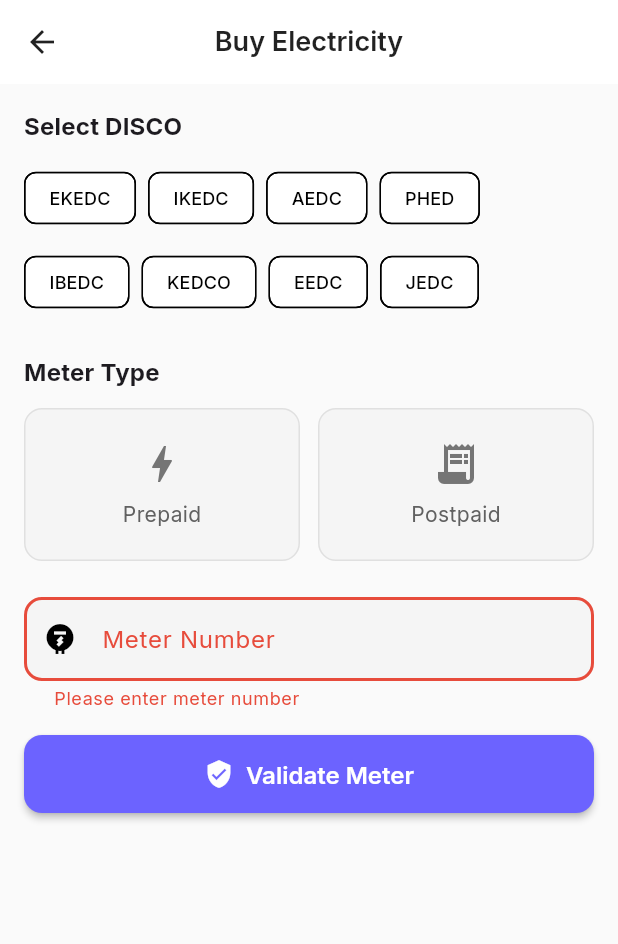
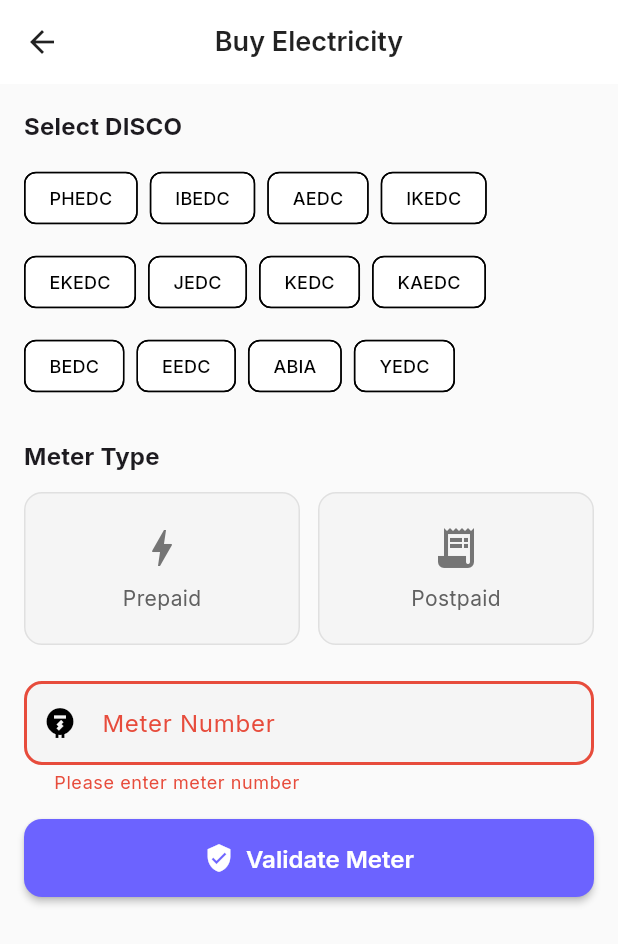
Before and after one commit to ajogious/vtu_mobile_app, a Flutter app: the BuyElectricityScreen screen opened directly, after a tap on "Validate Meter", on a phone screen of 412 x 824 dp. Shown: the top 944 px of the screen. Run offline on Flutter 3.47's test engine with Material 3 defaults, Android fonts, the phone set to English and light mode, and no system bars; our stand-ins replace connectivity_plus, dio, flutter_contacts, flutter_local_notifications, flutter_secure_storage, google_fonts and 7 more; accounts and stored records are empty; network calls fail.

Commit message:
feat: buy electricity api fetch done

```diff
--- a/lib/screens/buy/buy_electricity_screen.dart
+++ b/lib/screens/buy/buy_electricity_screen.dart
@@ -14,7 +14,6 @@
 import '../widgets/offline_purchase_blocker.dart';
 import '../../utils/ui_helpers.dart';
 import '../../utils/error_handler.dart';
-import '../../config/app_constants.dart';
 import '../../services/storage_service.dart';
 import '../../models/transaction_model.dart';
 import '../../utils/app_formatters.dart';
@@ -41,7 +40,9 @@
   bool _isValidating = false;
   bool _isValidated = false;
   bool _isProcessing = false;
+  bool _loadingDiscos = true;
 
+  List<String> _discos = [];
   List<Map<String, String>> _beneficiaries = [];
   List<Transaction> _recentTransactions = [];
 
@@ -52,6 +53,7 @@
     super.initState();
     _loadBeneficiaries();
     _loadRecentTransactions();
+    _loadDiscos();
   }
 
   @override
@@ -59,6 +61,38 @@
     _meterController.dispose();
     _amountController.dispose();
     super.dispose();
+  }
+
+  Future<void> _loadDiscos() async {
+    final authService = context.read<AuthProvider>().authService;
+    final result = await authService.api.getElectricDiscos();
+
+    if (!mounted) return;
+
+    if (result.success && result.data != null) {
+      setState(() {
+        _discos = result.data!;
+        _loadingDiscos = false;
+      });
+    } else {
+      setState(() {
+        _discos = [
+          'PHEDC',
+          'IBEDC',
+          'AEDC',
+          'IKEDC',
+          'EKEDC',
+          'JEDC',
+          'KEDC',
+          'KAEDC',
+          'BEDC',
+          'EEDC',
+          'ABIA',
+          'YEDC',
+        ];
+        _loadingDiscos = false;
+      });
+    }
   }
 
   void _loadBeneficiaries() {
@@ -148,7 +182,7 @@
     final authService = context.read<AuthProvider>().authService;
     final result = await authService.api.validateMeter(
       disco: _selectedDisco!,
-      meterType: _selectedMeterType!,
+      meterType: _selectedMeterType!.toLowerCase(),
       meterNumber: _meterController.text.trim(),
     );
 
@@ -185,7 +219,6 @@
       _isValidated = false;
     });
 
-    // Auto-validate
     if (_selectedDisco != null &&
         _selectedMeterType != null &&
         _meterController.text.isNotEmpty) {
@@ -204,7 +237,6 @@
       _amountController.text = NumberFormat('#,###').format(transaction.amount);
     });
 
-    // Auto-validate
     if (_selectedDisco != null &&
         _selectedMeterType != null &&
         _meterController.text.isNotEmpty) {
@@ -309,7 +341,6 @@
   }
 
   Future<void> _buyElectricity() async {
-    // Check internet connection
     final isOnline = context.read<NetworkProvider>().isOnline;
     if (!isOnline) {
       ErrorHandler.handleOfflineMode(context);
@@ -321,14 +352,12 @@
       _amountController.text.replaceAll(',', '').trim(),
     );
 
-    // Check balance
     final balance = context.read<WalletProvider>().balance;
     if (balance < amount) {
       ErrorHandler.handleInsufficientBalance(context, balance, amount);
       return;
     }
 
-    // Verify PIN
     final pinVerified = await showPinVerificationDialog(
       context,
       title: 'Enter PIN',
@@ -340,7 +369,6 @@
       return;
     }
 
-    // Re-authentication for large amounts
     if (amount >= 10000) {
       final reAuthenticated = await requireReAuthentication(
         context,
@@ -361,7 +389,6 @@
       _isProcessing = true;
     });
 
-    // Call API
     final authService = context.read<AuthProvider>().authService;
     final result = await authService.api.buyElectricity(
       disco: _selectedDisco!,
@@ -377,14 +404,11 @@
     });
 
     if (result.success && result.data != null) {
-      // Save beneficiary if checked
       await _saveBeneficiaryToStorage();
 
-      // Update balance
       final walletProvider = context.read<WalletProvider>();
       walletProvider.deductBalance(amount);
 
-      // Create transaction
       final transaction = Transaction(
         id: result.data!['transaction_id'],
         type: TransactionType.electricity,
@@ -405,19 +429,15 @@
         },
       );
 
-      // Add to history
       context.read<TransactionProvider>().addTransaction(transaction);
 
-      // Fire notification
       await NotificationService.transactionSuccess(transaction);
 
-      // Check low balance
       final newBalance = context.read<WalletProvider>().balance;
       if (newBalance < 500) {
         await NotificationService.lowBalance(newBalance);
       }
 
-      // Navigate to success screen
       Navigator.pushReplacement(
         context,
         MaterialPageRoute(
@@ -447,7 +467,6 @@
               child: Column(
                 crossAxisAlignment: CrossAxisAlignment.stretch,
                 children: [
-                  // Network offline warning
                   OfflineBanner(isOffline: !networkProvider.isOnline),
 
                   // DISCO Selector
@@ -458,10 +477,17 @@
                     ),
                   ),
                   const SizedBox(height: 12),
-                  Wrap(
+                  _loadingDiscos
+                      ? const Center(
+                          child: Padding(
+                            padding: EdgeInsets.symmetric(vertical: 16),
+                            child: CircularProgressIndicator(),
+                          ),
+                        )
+                      : Wrap(
                           spacing: 8,
                           runSpacing: 8,
-                    children: AppConstants.discos.map((disco) {
+                          children: _discos.map((disco) {
                             final isSelected = _selectedDisco == disco;
                             return ChoiceChip(
                               label: Text(disco),
--- a/lib/services/api/real_api_service.dart
+++ b/lib/services/api/real_api_service.dart
@@ -539,15 +539,11 @@
   Future<ApiResult<List<String>>> getElectricDiscos() async {
     try {
       final response = await _dio.get(ApiConfig.electricPlansEndpoint);
-
       final responseData = response.data;
 
-      if (responseData['ok'] == true || responseData['discos'] != null) {
-        final discos =
-            (responseData['discos'] as List?)
-                ?.map((e) => e.toString())
-                .toList() ??
-            [];
+      if (responseData['ok'] == true) {
+        final items = responseData['data']['items'] as List;
+        final discos = items.map((e) => e['code'].toString().trim()).toList();
         return ApiResult.success(discos);
       }
 
```
Lines whose indentation alone changed are shown as unchanged.
